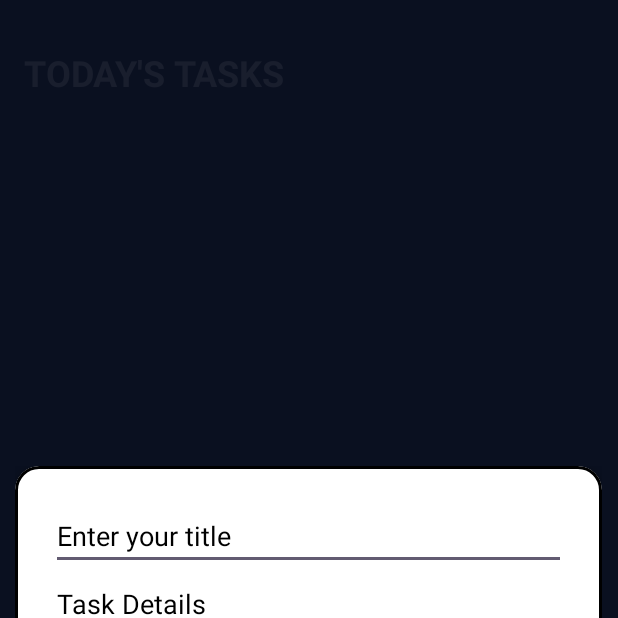
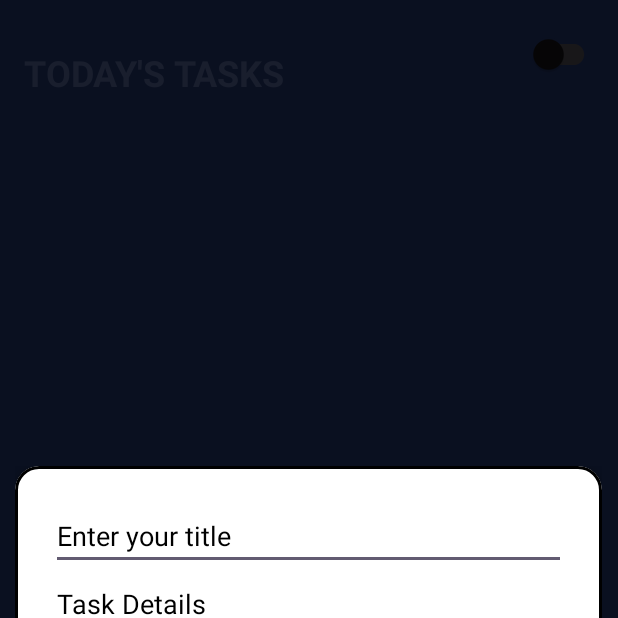
Before and after one commit to shantanupundir/Todo_practice, an Android app: the screen it shows after launch (MainActivity), after a tap on "add_task", on a phone screen of 412 x 824 dp, the top half of it. Run offline under Robolectric (Android 15) with nearby library versions, the phone set to English and light mode, and no system bars; our stand-ins replace Room's generated code, data binding.

Commit message:
final stage 1

```diff
--- a/app/build.gradle.kts
+++ b/app/build.gradle.kts
@@ -57,6 +57,7 @@ dependencies {
     implementation("androidx.lifecycle:lifecycle-runtime-ktx:2.8.1")
     implementation("androidx.lifecycle:lifecycle-viewmodel-savedstate:2.8.1")
     implementation ("androidx.fragment:fragment-ktx:1.6.2")
+    implementation("androidx.core:core-splashscreen:1.0.0")
 
     val room_version = "2.7.2"
     implementation("androidx.room:room-runtime:$room_version")
--- a/app/src/main/AndroidManifest.xml
+++ b/app/src/main/AndroidManifest.xml
@@ -13,6 +13,7 @@
         android:theme="@style/Theme.Trail2">
         <activity
             android:name=".MainActivity"
+            android:theme="@style/Theme.App.SplashScreen"
             android:exported="true">
             <intent-filter>
                 <action android:name="android.intent.action.MAIN" />
--- a/app/src/main/java/com/example/trail2/MainActivity.kt
+++ b/app/src/main/java/com/example/trail2/MainActivity.kt
@@ -9,6 +9,7 @@ import android.widget.Toast
 import androidx.activity.enableEdgeToEdge
 import androidx.appcompat.app.AppCompatActivity
 import androidx.appcompat.app.AppCompatDelegate
+import androidx.core.splashscreen.SplashScreen.Companion.installSplashScreen
 import androidx.core.view.ViewCompat
 import androidx.core.view.WindowInsetsCompat
 import androidx.fragment.app.Fragment
@@ -25,6 +26,8 @@ class MainActivity : AppCompatActivity() {
     private lateinit var viewModel: TodoViewModel
     override fun onCreate(savedInstanceState: Bundle?) {
         super.onCreate(savedInstanceState)
+        Thread.sleep(2000)
+        installSplashScreen()
         enableEdgeToEdge()
         binding= ActivityMainBinding.inflate(layoutInflater)
         binding.lifecycleOwner=this
--- a/app/src/main/java/com/example/trail2/adapter/CompletedAdapter.kt
+++ b/app/src/main/java/com/example/trail2/adapter/CompletedAdapter.kt
@@ -43,6 +43,7 @@ class CompletedAdapter: RecyclerView.Adapter<CompletedAdapter.CompletedViewHolde
     }
 
     override fun onBindViewHolder(holder:CompletedViewHolder, position: Int) {
+        Log.d("CompletedAdapter", "onBindViewHolder: ${completedList[position].title}")
         holder.bind(completedList[position])
     }
 
--- a/app/src/main/res/layout/activity_main.xml
+++ b/app/src/main/res/layout/activity_main.xml
@@ -8,6 +8,15 @@
         android:background="@color/myBlue"
         android:layout_height="match_parent"
         tools:context=".MainActivity">
+        <androidx.appcompat.widget.SwitchCompat
+            android:id="@+id/btnTheme"
+            android:layout_width="wrap_content"
+            android:layout_height="wrap_content"
+            android:layout_margin="12dp"
+            android:contentDescription="@string/toggle_theme"
+            android:elevation="8dp"
+            app:layout_constraintEnd_toEndOf="parent"
+            app:layout_constraintTop_toTopOf="parent" />
 
         <FrameLayout
             android:id="@+id/fragmentContainer"
@@ -20,18 +29,8 @@
 
             <androidx.constraintlayout.widget.ConstraintLayout
                 android:layout_width="match_parent"
-                android:layout_height="match_parent">
+                android:layout_height="match_parent"/>
 
-                <androidx.appcompat.widget.SwitchCompat
-                    android:id="@+id/btnTheme"
-                    android:layout_width="0dp"
-                    android:layout_height="wrap_content"
-                    android:layout_margin="12dp"
-                    android:contentDescription="@string/toggle_theme"
-                    android:elevation="8dp"
-                    app:layout_constraintEnd_toEndOf="parent"
-                    app:layout_constraintTop_toTopOf="parent" />
-            </androidx.constraintlayout.widget.ConstraintLayout>
         </FrameLayout>
 
 
--- a/app/src/main/res/layout/fragment_completed.xml
+++ b/app/src/main/res/layout/fragment_completed.xml
@@ -6,6 +6,7 @@
     <androidx.constraintlayout.widget.ConstraintLayout
         android:layout_width="match_parent"
         android:layout_height="match_parent"
+        android:background="@color/myBlue"
         tools:context=".FragmentCompleted">
 
         <TextView
--- a/app/src/main/res/layout/item_todo_task.xml
+++ b/app/src/main/res/layout/item_todo_task.xml
@@ -12,7 +12,8 @@
     app:strokeWidth="0dp"
     app:cardElevation="0dp"
     android:translationZ="8dp"
-    app:cardBackgroundColor="@color/cardColor">
+    app:cardBackgroundColor="@color/cardColor"
+    app:contentPadding="8dp">
     <androidx.constraintlayout.widget.ConstraintLayout
         android:layout_width="match_parent"
         android:layout_height="wrap_content"
--- a/app/src/main/res/values/themes.xml
+++ b/app/src/main/res/values/themes.xml
@@ -9,4 +9,11 @@
 
 
     <style name="Theme.Trail2" parent="Base.Theme.Trail2" />
+
+
+    <style name="Theme.App.SplashScreen" parent="Theme.SplashScreen">
+        <item name="windowSplashScreenBackground">@color/black</item>
+        <item name="windowSplashScreenAnimatedIcon">@drawable/splashicon</item>
+        <item name="postSplashScreenTheme">@style/Base.Theme.Trail2</item>
+    </style>
 </resources>
```
Also changed, not shown: app/src/main/res/drawable/splashicon.png (added).
